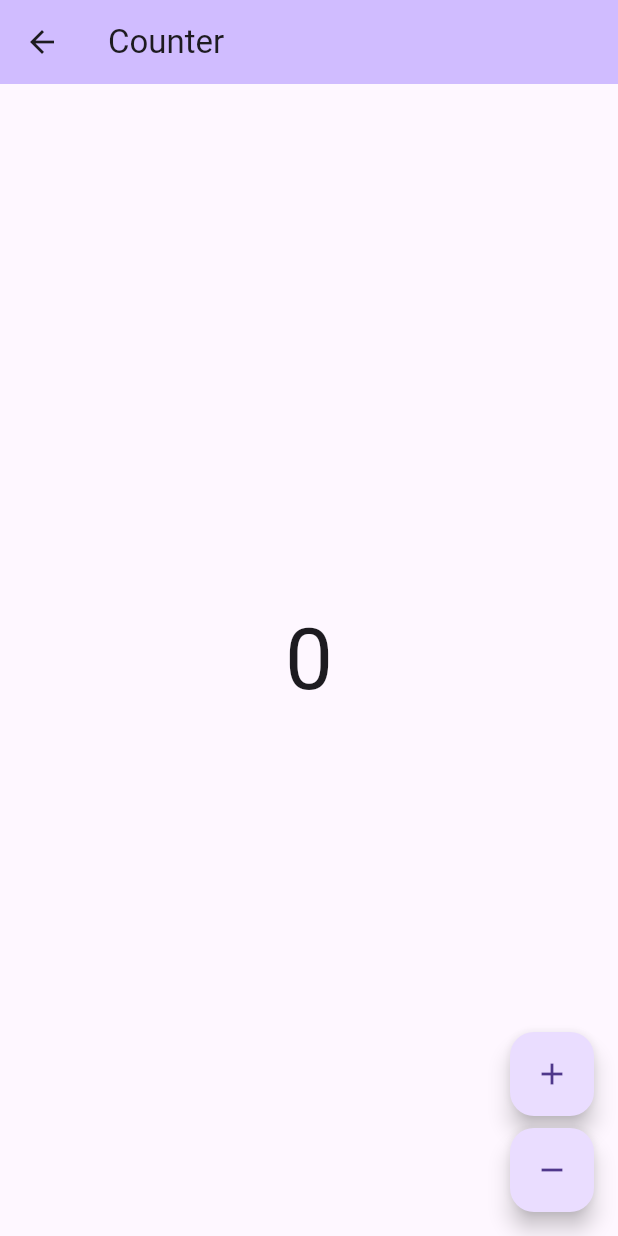
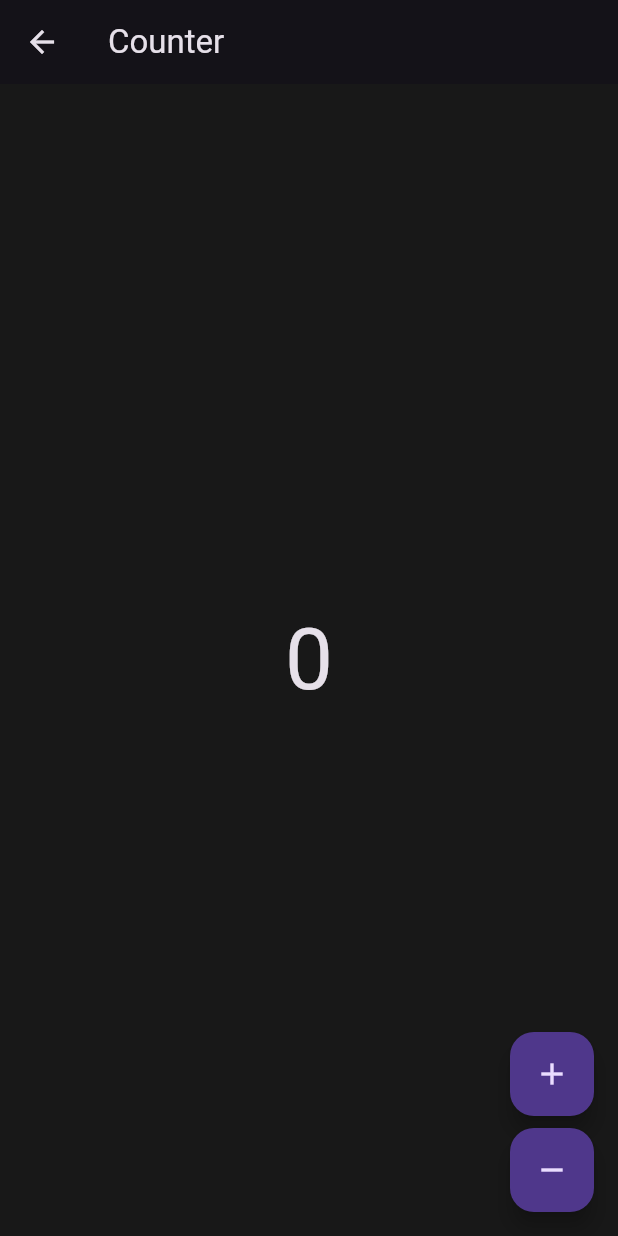
Before and after one commit to Rahat-Iqbal-git/vector, a Flutter app: the CounterView screen opened directly, on a phone screen of 412 x 824 dp. Run offline on Flutter 3.47's test engine with Material 3 defaults, Android fonts, the phone set to English and light mode, and no system bars; our stand-ins replace bloc, dio, equatable, flutter_bloc, fpdart, freezed_annotation and 2 more; network calls fail.

Commit message:
add colors, theme extensions, theme

```diff
--- /dev/null
+++ b/apps/vector/lib/core/app_theme/extenstions/app_color_extension.dart
@@ -0,0 +1,44 @@
+import 'package:flutter/material.dart';
+
+class AppColorExtension extends ThemeExtension<AppColorExtension> {
+  AppColorExtension({
+    required this.background,
+    required this.surface,
+    required this.success,
+    required this.error,
+  });
+
+  final Color background;
+  final Color surface;
+  final Color success;
+  final Color error;
+
+  @override
+  ThemeExtension<AppColorExtension> copyWith({
+    Color? background,
+    Color? surface,
+    Color? success,
+    Color? error,
+  }) {
+    return AppColorExtension(
+      background: background ?? this.background,
+      surface: surface ?? this.surface,
+      success: success ?? this.success,
+      error: error ?? this.error,
+    );
+  }
+
+  @override
+  ThemeExtension<AppColorExtension> lerp(
+    covariant ThemeExtension<AppColorExtension>? other,
+    double t,
+  ) {
+    if (other is! AppColorExtension) return this;
+    return AppColorExtension(
+      background: Color.lerp(background, other.background, t)!,
+      surface: Color.lerp(surface, other.surface, t)!,
+      success: Color.lerp(success, other.success, t)!,
+      error: Color.lerp(error, other.error, t)!,
+    );
+  }
+}
--- /dev/null
+++ b/apps/vector/lib/core/app_theme/theme/app_theme.dart
@@ -0,0 +1,35 @@
+import 'package:flutter/material.dart';
+import 'package:vector/core/app_theme/extenstions/app_color_extension.dart';
+import 'package:vector/core/app_theme/tokens/colors/color_palette.dart';
+
+class AppTheme {
+  static final AppColorExtension _lightColors = AppColorExtension(
+    background: ColorPalette.neutral100,
+    surface: ColorPalette.neutral900,
+    success: ColorPalette.neutral100,
+    error: ColorPalette.neutral900,
+  );
+
+  static final AppColorExtension _darkColors = AppColorExtension(
+    background: ColorPalette.neutral900,
+    surface: ColorPalette.neutral100,
+    success: ColorPalette.neutral100,
+    error: ColorPalette.neutral900,
+  );
+
+  static ThemeData get light {
+    return ThemeData(
+      brightness: Brightness.light,
+      scaffoldBackgroundColor: _lightColors.background,
+      extensions: [_lightColors],
+    );
+  }
+
+  static ThemeData get dark {
+    return ThemeData(
+      brightness: Brightness.dark,
+      scaffoldBackgroundColor: _darkColors.background,
+      extensions: [_darkColors],
+    );
+  }
+}
--- /dev/null
+++ b/apps/vector/lib/core/app_theme/tokens/colors/color_palette.dart
@@ -0,0 +1,7 @@
+import 'dart:ui';
+
+abstract final class ColorPalette {
+  static const Color neutral900  = Color(0xFF181818);
+  static const Color neutral100  = Color(0xFFE8E8E8);
+
+}
```
Also changed, not shown: apps/vector/lib/app/view/app.dart (+8 -7 lines).
